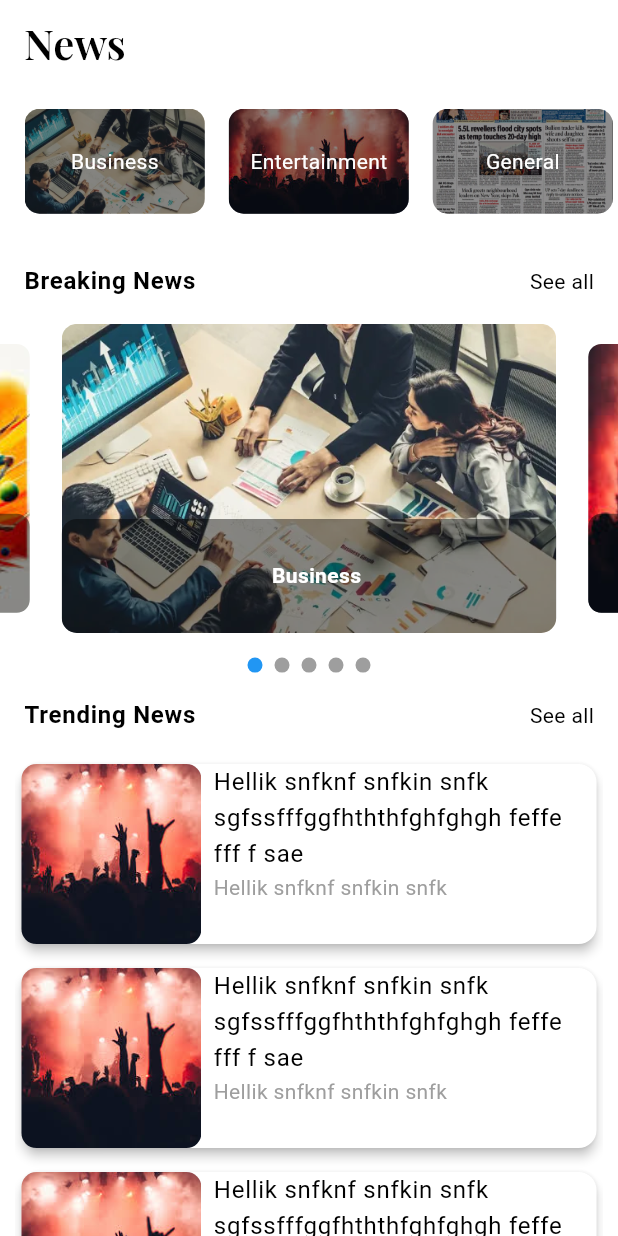
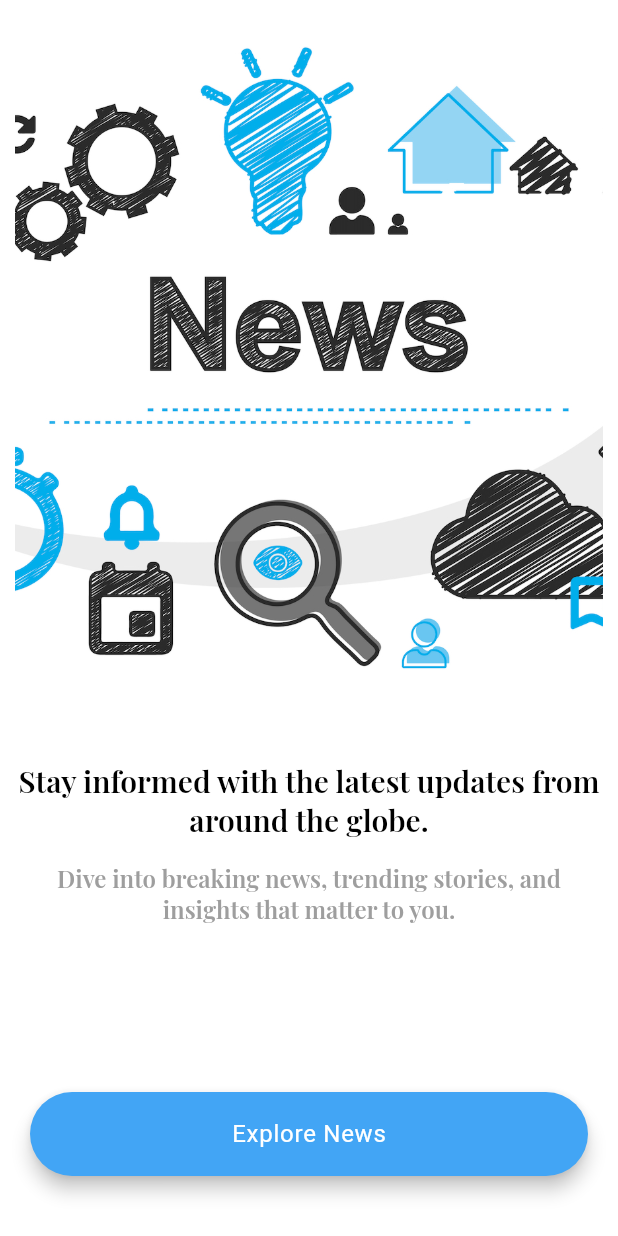
Before and after one commit to Hitesh-Meghwal/newsapp, a Flutter app: the screen it shows after launch, on a phone screen of 412 x 824 dp. Run offline on Flutter 3.47's test engine with Material 3 defaults, Android fonts, the phone set to English and light mode, and no system bars; drawn by our look-alikes of carousel_slider, smooth_page_indicator; our stand-ins replace get, google_fonts.

Commit message:
landing screen completed

```diff
--- a/lib/main.dart
+++ b/lib/main.dart
@@ -20,6 +20,7 @@ class MyApp extends StatelessWidget {
   Widget build(BuildContext context) {
     return GetMaterialApp(
       title: 'News App',
+      defaultTransition: Transition.cupertino,
       theme: ThemeData(
         colorScheme: ColorScheme.fromSeed(seedColor: AppColors.primaryColor),
         useMaterial3: true,
@@ -56,7 +57,7 @@ class MyApp extends StatelessWidget {
             titleTextStyle: Theme.of(context).textTheme.headlineMedium),
       ),
       getPages: AppRoutes.routes,
-      initialRoute: AppRoutes.homeScreen,
+      initialRoute: AppRoutes.landingScreen,
       debugShowCheckedModeBanner: false,
     );
   }
--- a/lib/res/images/app_images.dart
+++ b/lib/res/images/app_images.dart
@@ -4,4 +4,5 @@ class AppImages {
   static const String general = 'assets/images/general.jpeg';
   static const String health = 'assets/images/health.jpeg';
   static const String sports = 'assets/images/sports.jpeg';
+  static const String news = 'assets/images/News.jpg';
 }
--- a/lib/utils/routes/app_Routes.dart
+++ b/lib/utils/routes/app_Routes.dart
@@ -1,10 +1,16 @@
 import 'package:get/get.dart';
 import 'package:newsapp/views/screens/home_screen.dart';
+import 'package:newsapp/views/screens/landing_screen.dart';
 
 class AppRoutes {
   static const String homeScreen = "/homeScreen";
+  static const String landingScreen = "/landingScreen";
 
   static final List<GetPage> routes = [
-    GetPage(name: homeScreen, page: () => const HomeScreen())
+    GetPage(
+        name: homeScreen,
+        page: () => const HomeScreen(),
+        transition: Transition.leftToRight),
+    GetPage(name: landingScreen, page: () => const LandingScreen())
   ];
 }
--- a/lib/utils/strings/app_strings.dart
+++ b/lib/utils/strings/app_strings.dart
@@ -8,4 +8,9 @@ class AppStrings {
   static const String breakingNews = "Breaking News";
   static const String trendingNews = "Trending News";
   static const String seeAll = "See all";
+  static const String exploreNews = "Explore News";
+  static const String landingText1 =
+      "Stay informed with the latest updates from around the globe.";
+  static const String landingText2 =
+      "Dive into breaking news, trending stories, and insights that matter to you.";
 }
--- a/lib/views/screens/home_screen.dart
+++ b/lib/views/screens/home_screen.dart
@@ -84,7 +84,7 @@ class _HomeScreenState extends State<HomeScreen> {
               ],
             ),
             SizedBox(
-              height: Get.height * 0.02,
+              height: Get.height * 0.01,
             ),
             _buildTrendingList()
           ],
--- /dev/null
+++ b/lib/views/screens/landing_screen.dart
@@ -0,0 +1,81 @@
+import 'package:flutter/material.dart';
+import 'package:get/get.dart';
+import 'package:newsapp/res/images/app_images.dart';
+import 'package:newsapp/utils/routes/app_Routes.dart';
+import 'package:newsapp/utils/strings/app_strings.dart';
+
+class LandingScreen extends StatelessWidget {
+  const LandingScreen({super.key});
+
+  @override
+  Widget build(BuildContext context) {
+    return Scaffold(
+      body: Stack(
+        children: [
+          _buildShowImage(context),
+          Positioned(
+            bottom: 40.0,
+            left: 20.0,
+            right: 20.0,
+            child: _buildStartButton(context),
+          ),
+        ],
+      ),
+    );
+  }
+
+  Widget _buildShowImage(BuildContext context) {
+    return Container(
+      margin: const EdgeInsets.symmetric(vertical: 10.0, horizontal: 10.0),
+      child: Column(
+        children: [
+          ClipRRect(
+            borderRadius: BorderRadius.circular(30),
+            child: Image.asset(AppImages.news,
+                width: Get.width, height: Get.height / 1.8, fit: BoxFit.cover),
+          ),
+          const SizedBox(height: 40.0),
+          Text(
+            AppStrings.landingText1,
+            style: Theme.of(context)
+                .textTheme
+                .headlineMedium!
+                .copyWith(fontSize: 20),
+            textAlign: TextAlign.center,
+          ),
+          const SizedBox(height: 15.0),
+          Text(
+            AppStrings.landingText2,
+            style: Theme.of(context)
+                .textTheme
+                .headlineMedium!
+                .copyWith(fontSize: 16, color: Colors.grey),
+            textAlign: TextAlign.center,
+          ),
+        ],
+      ),
+    );
+  }
+
+  Widget _buildStartButton(BuildContext context) {
+    return SizedBox(
+      width: Get.width * 0.8,
+      height: 56.0,
+      child: ElevatedButton(
+        onPressed: () {
+          Get.offNamed(AppRoutes.homeScreen);
+        },
+        style: ButtonStyle(
+            backgroundColor: WidgetStatePropertyAll(Colors.blue.shade400),
+            elevation: const WidgetStatePropertyAll(5.0)),
+        child: Text(
+          AppStrings.exploreNews,
+          style: Theme.of(context)
+              .textTheme
+              .bodyLarge!
+              .copyWith(color: Colors.white),
+        ),
+      ),
+    );
+  }
+}
```
Also changed, not shown: assets/images/News.jpg (added).
